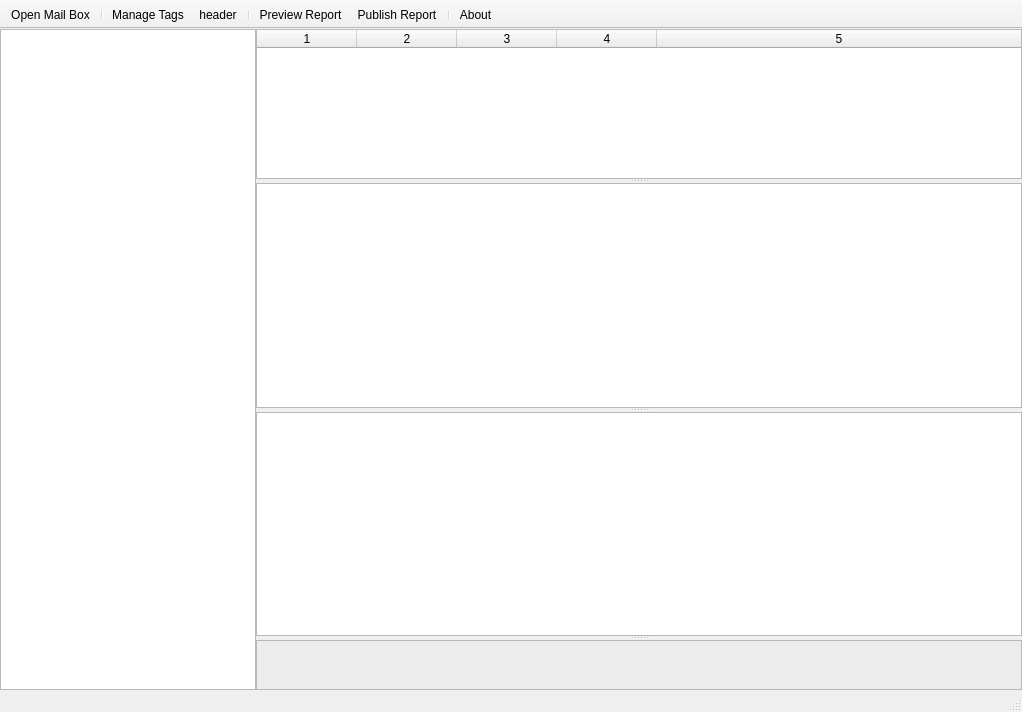
Qt form wombatmail.ui (pjrinaldi/wombatmailviewer) before a commit.
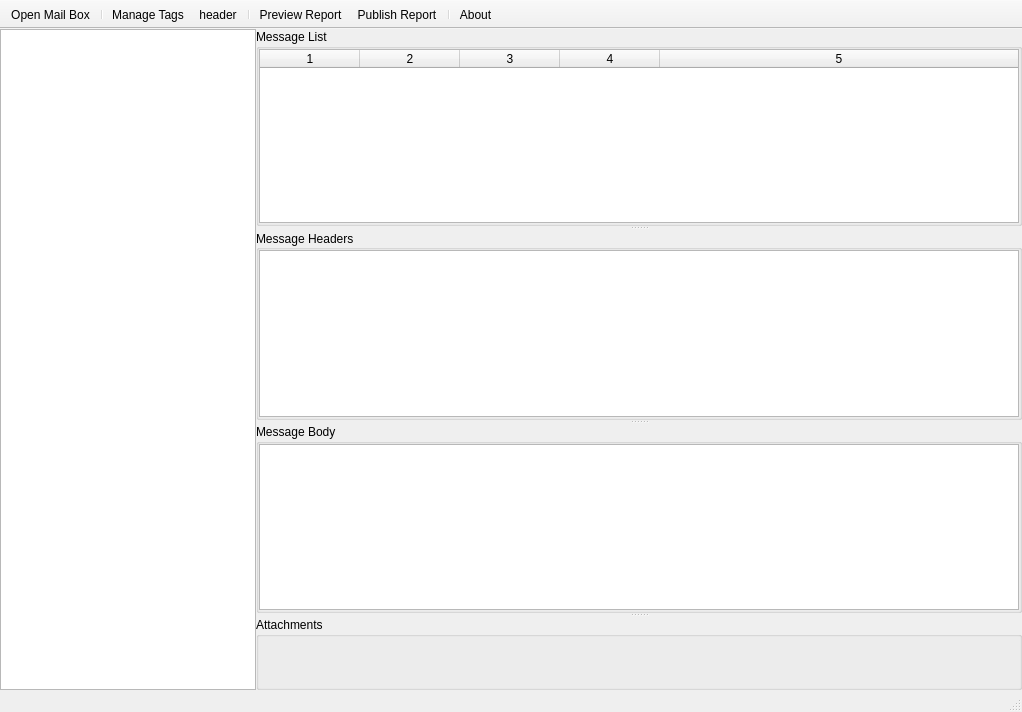
The same form after that commit. Icons and pictures are not drawn.

Diff of the .ui file:
```diff
--- a/wombatmail.ui
+++ b/wombatmail.ui
@@ -62,6 +62,27 @@
         <property name="orientation">
          <enum>Qt::Vertical</enum>
         </property>
+        <widget class="QGroupBox" name="tablebox">
+         <property name="title">
+          <string>Message List</string>
+         </property>
+         <layout class="QVBoxLayout" name="vert1">
+          <property name="spacing">
+           <number>0</number>
+          </property>
+          <property name="leftMargin">
+           <number>0</number>
+          </property>
+          <property name="topMargin">
+           <number>0</number>
+          </property>
+          <property name="rightMargin">
+           <number>0</number>
+          </property>
+          <property name="bottomMargin">
+           <number>0</number>
+          </property>
+          <item>
         <widget class="QTableWidget" name="tablewidget">
          <property name="sizePolicy">
           <sizepolicy hsizetype="Expanding" vsizetype="Expanding">
@@ -99,6 +120,9 @@
          <column/>
          <column/>
         </widget>
+          </item>
+         </layout>
+        </widget>
         <widget class="QSplitter" name="splitter_2">
          <property name="orientation">
           <enum>Qt::Vertical</enum>
@@ -113,7 +137,58 @@
           <property name="orientation">
            <enum>Qt::Vertical</enum>
           </property>
+          <widget class="QGroupBox" name="headerbox">
+           <property name="title">
+            <string>Message Headers </string>
+           </property>
+           <property name="alignment">
+            <set>Qt::AlignLeading|Qt::AlignLeft|Qt::AlignVCenter</set>
+           </property>
+           <property name="flat">
+            <bool>false</bool>
+           </property>
+           <layout class="QVBoxLayout" name="vert2">
+            <property name="spacing">
+             <number>0</number>
+            </property>
+            <property name="leftMargin">
+             <number>0</number>
+            </property>
+            <property name="topMargin">
+             <number>0</number>
+            </property>
+            <property name="rightMargin">
+             <number>0</number>
+            </property>
+            <property name="bottomMargin">
+             <number>0</number>
+            </property>
+            <item>
           <widget class="QTextBrowser" name="headerbrowser"/>
+            </item>
+           </layout>
+          </widget>
+          <widget class="QGroupBox" name="bodybox">
+           <property name="title">
+            <string>Message Body </string>
+           </property>
+           <layout class="QVBoxLayout" name="vert3">
+            <property name="spacing">
+             <number>0</number>
+            </property>
+            <property name="leftMargin">
+             <number>0</number>
+            </property>
+            <property name="topMargin">
+             <number>0</number>
+            </property>
+            <property name="rightMargin">
+             <number>0</number>
+            </property>
+            <property name="bottomMargin">
+             <number>0</number>
+            </property>
+            <item>
           <widget class="QTextBrowser" name="textbrowser">
            <property name="sizePolicy">
             <sizepolicy hsizetype="Expanding" vsizetype="Expanding">
@@ -122,7 +197,31 @@
             </sizepolicy>
            </property>
           </widget>
-         </widget>
+            </item>
+           </layout>
+          </widget>
+         </widget>
+         <widget class="QGroupBox" name="attachbox">
+          <property name="title">
+           <string>Attachments</string>
+          </property>
+          <layout class="QVBoxLayout" name="vert4">
+           <property name="spacing">
+            <number>0</number>
+           </property>
+           <property name="leftMargin">
+            <number>0</number>
+           </property>
+           <property name="topMargin">
+            <number>0</number>
+           </property>
+           <property name="rightMargin">
+            <number>0</number>
+           </property>
+           <property name="bottomMargin">
+            <number>0</number>
+           </property>
+           <item>
          <widget class="QListWidget" name="listwidget">
           <property name="sizePolicy">
            <sizepolicy hsizetype="Expanding" vsizetype="Expanding">
@@ -173,6 +272,12 @@
             </disabled>
            </palette>
           </property>
+             <property name="frameShape">
+              <enum>QFrame::NoFrame</enum>
+             </property>
+             <property name="frameShadow">
+              <enum>QFrame::Plain</enum>
+             </property>
           <property name="flow">
            <enum>QListView::LeftToRight</enum>
           </property>
@@ -182,6 +287,9 @@
           <property name="viewMode">
            <enum>QListView::ListMode</enum>
           </property>
+            </widget>
+           </item>
+          </layout>
          </widget>
         </widget>
        </widget>
```
Lines whose indentation alone changed are shown as unchanged.
